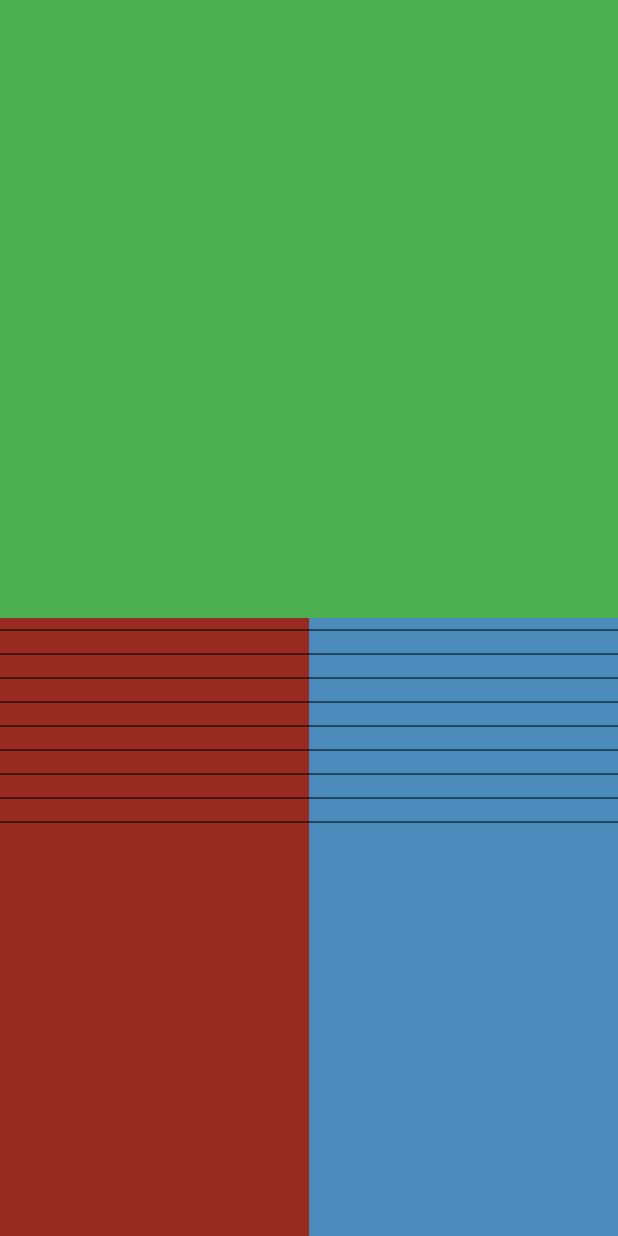
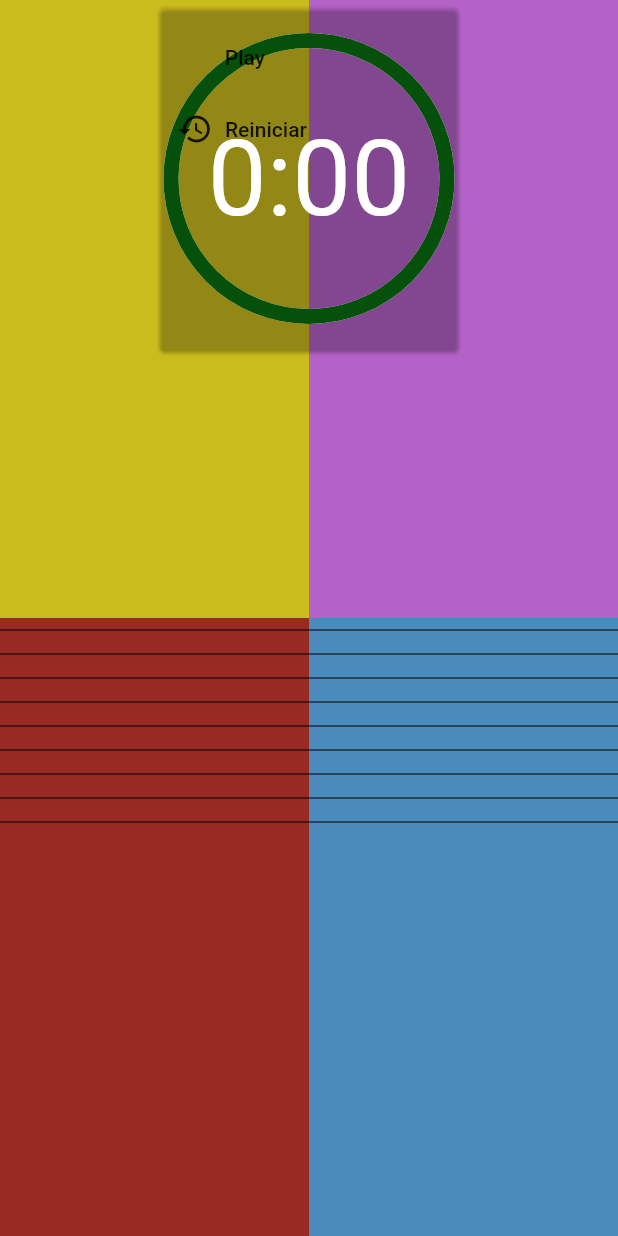
Before and after one commit to Gabriel-n0s3c/App-Dez-E-Faixa, a Flutter app: the PagePartidaPelada screen opened by its route, on a phone screen of 412 x 824 dp. Run offline on Flutter 3.47's test engine with Material 2 defaults, Android fonts, the phone set to English and light mode, and no system bars; our stand-ins replace flutter_mobx, google_fonts, mobx, sqflite; accounts and stored records are empty; generated files the repository leaves out were written again.

Commit message:
Fui Dormir
cansei

```diff
--- a/app_dez_e_faixa/lib/app/pages/nova_pelada/page_partida_pelada.dart
+++ b/app_dez_e_faixa/lib/app/pages/nova_pelada/page_partida_pelada.dart
@@ -1,5 +1,6 @@
 import 'package:app_dez_e_faixa/app/pages/nova_pelada/controller/controller_listar_times_pelada.dart';
 import 'package:app_dez_e_faixa/app/pages/nova_pelada/controller/controller_partida_pelada.dart';
+import 'package:app_dez_e_faixa/app/pages/nova_pelada/widget/widget_countdown_pelada.dart';
 import 'package:flutter/material.dart';
 
 class PagePartidaPelada extends StatefulWidget {
@@ -14,13 +15,37 @@ class _PagePartidaPeladaState extends State<PagePartidaPelada> {
       controllerListarTimesPelada: ModalRoute.of(context).settings.arguments,
     );
 
-    return Container(
+    return SafeArea(
+      child: Container(
         child: Column(
+          crossAxisAlignment: CrossAxisAlignment.stretch,
           children: [
             Expanded(
               flex: 1,
               child: Container(
                 color: Colors.green,
+                child: Stack(
+                  children: [
+                    Row(
+                      children: [
+                        Expanded(
+                          child: Container(
+                            color: Colors.amber.withOpacity(0.7),
+                          ),
+                        ),
+                        Expanded(
+                          child: Container(
+                            color: Colors.purpleAccent.withOpacity(0.7),
+                          ),
+                        ),
+                      ],
+                    ),
+                    Align(
+                      alignment: Alignment.topCenter,
+                      child: WidgetCountDownPelada(),
+                    ),
+                  ],
+                ),
               ),
             ),
             Expanded(
@@ -63,6 +88,7 @@ class _PagePartidaPeladaState extends State<PagePartidaPelada> {
             ),
           ],
         ),
+      ),
     );
   }
 }
--- /dev/null
+++ b/app_dez_e_faixa/lib/app/pages/nova_pelada/widget/widget_countdown_pelada.dart
@@ -0,0 +1,149 @@
+import 'dart:math' as math;
+
+import 'package:flutter/material.dart';
+
+class WidgetCountDownPelada extends StatefulWidget {
+  @override
+  _WidgetCountDownPeladaState createState() => _WidgetCountDownPeladaState();
+}
+
+class _WidgetCountDownPeladaState extends State<WidgetCountDownPelada>
+    with TickerProviderStateMixin {
+  AnimationController controller;
+
+  String get timerString {
+    Duration duration = controller.duration * controller.value;
+    return '${duration.inMinutes}:${(duration.inSeconds % 60).toString().padLeft(2, '0')}';
+  }
+
+  @override
+  void initState() {
+    super.initState();
+    controller = AnimationController(
+      vsync: this,
+      duration: Duration(seconds: 5),
+    );
+  }
+
+  @override
+  Widget build(BuildContext context) {
+    ThemeData themeData = Theme.of(context);
+    return Card(
+      color: Colors.transparent,
+      shadowColor: Colors.black,
+      child: SizedBox(
+        height: 230,
+        width: 200,
+        child: AnimatedBuilder(
+            animation: controller,
+            builder: (context, child) {
+              return Stack(
+                children: <Widget>[
+                  Padding(
+                    padding: EdgeInsets.all(8.0),
+                    child: Column(
+                      mainAxisAlignment: MainAxisAlignment.spaceEvenly,
+                      children: <Widget>[
+                        Expanded(
+                          child: Align(
+                            alignment: Alignment.center,
+                            child: AspectRatio(
+                              aspectRatio: 1.0,
+                              child: Stack(
+                                children: <Widget>[
+                                  Positioned.fill(
+                                    child: CustomPaint(
+                                        painter: CustomTimerPainter(
+                                      animation: controller,
+                                      backgroundColor: Colors.white,
+                                      color: themeData.indicatorColor,
+                                    )),
+                                  ),
+                                  Align(
+                                    alignment: Alignment.center,
+                                    child: Text(
+                                      timerString,
+                                      style: TextStyle(
+                                          fontSize: 70.0, color: Colors.white),
+                                    ),
+                                  ),
+                                ],
+                              ),
+                            ),
+                          ),
+                        ),
+                      ],
+                    ),
+                  ),
+                  Padding(
+                    padding: EdgeInsets.only(top: 10),
+                    child: Column(
+                      children: [
+                        FlatButton(
+                          child:
+                              Text(controller.isAnimating ? "Pause" : "Play"),
+                          onPressed: () {
+                            if (controller.isAnimating)
+                              controller.stop();
+                            else {
+                              controller.reverse(
+                                  from: controller.value == 0.0
+                                      ? 1.0
+                                      : controller.value);
+                            }
+                          },
+                          /* icon: Icon(controller.isAnimating
+                                            ? Icons.pause
+                                            : Icons.play_arrow),
+                                        label: Text(
+                                            controller.isAnimating ? "Pause" : "Play") */
+                        ),
+                        controller.isAnimating
+                            ? Container()
+                            : FlatButton.icon(
+                                onPressed: () {},
+                                icon: Icon(Icons.restore),
+                                label: Text("Reiniciar"),
+                              )
+                      ],
+                    ),
+                  ),
+                ],
+              );
+            }),
+      ),
+    );
+  }
+}
+
+class CustomTimerPainter extends CustomPainter {
+  CustomTimerPainter({
+    this.animation,
+    this.backgroundColor,
+    this.color,
+  }) : super(repaint: animation);
+
+  final Animation<double> animation;
+  final Color backgroundColor, color;
+
+  @override
+  void paint(Canvas canvas, Size size) {
+    Paint paint = Paint()
+      ..color = backgroundColor
+      ..strokeWidth = 10.0
+      ..strokeCap = StrokeCap.butt
+      ..style = PaintingStyle.stroke;
+
+    canvas.drawCircle(size.center(Offset.zero), size.width / 2.0, paint);
+    paint.color = color;
+    double progress = (1.0 - animation.value) * 2 * math.pi;
+    canvas.drawArc(Offset.zero & size, math.pi * 1.5, -progress, false, paint);
+  }
+
+  @override
+  bool shouldRepaint(CustomTimerPainter old) {
+    return animation.value != old.animation.value ||
+        color != old.color ||
+        backgroundColor != old.backgroundColor;
+  }
+}
--- a/app_dez_e_faixa/lib/app/pages/partida_rapida/widget/widget_countdown_partida_rapida.dart
+++ b/app_dez_e_faixa/lib/app/pages/partida_rapida/widget/widget_countdown_partida_rapida.dart
@@ -311,8 +311,7 @@ class _CountDownTimerState extends State<CountDownTimer>
   @override
   Widget build(BuildContext context) {
     ThemeData themeData = Theme.of(context);
-    return Container(
-      child: AnimatedBuilder(
+    return AnimatedBuilder(
         animation: controller,
         builder: (context, child) {
           return Stack(
@@ -321,8 +320,7 @@ class _CountDownTimerState extends State<CountDownTimer>
                 alignment: Alignment.bottomCenter,
                 child: Container(
                   color: Colors.transparent,
-                    height:
-                        controller.value * MediaQuery.of(context).size.height,
+                  height: controller.value * MediaQuery.of(context).size.height,
                 ),
               ),
               Padding(
@@ -350,20 +348,17 @@ class _CountDownTimerState extends State<CountDownTimer>
                                 child: Column(
                                   mainAxisAlignment:
                                       MainAxisAlignment.spaceEvenly,
-                                    crossAxisAlignment:
-                                        CrossAxisAlignment.center,
+                                  crossAxisAlignment: CrossAxisAlignment.center,
                                   children: <Widget>[
                                     Text(
                                       "Tempo",
                                       style: TextStyle(
-                                            fontSize: 20.0,
-                                            color: Colors.white),
+                                          fontSize: 20.0, color: Colors.white),
                                     ),
                                     Text(
                                       timerString,
                                       style: TextStyle(
-                                            fontSize: 112.0,
-                                            color: Colors.white),
+                                          fontSize: 112.0, color: Colors.white),
                                     ),
                                   ],
                                 ),
@@ -385,12 +380,10 @@ class _CountDownTimerState extends State<CountDownTimer>
                                     children: [
                                         Expanded(
                                           flex: 3,
-                                            child:
-                                                FloatingActionButton.extended(
+                                          child: FloatingActionButton.extended(
                                               heroTag: 2,
                                               onPressed: () {
-                                                      if (controller
-                                                          .isAnimating) {
+                                                if (controller.isAnimating) {
                                                   controller.stop();
                                                   animando(false);
                                                 }
@@ -405,21 +398,17 @@ class _CountDownTimerState extends State<CountDownTimer>
                                     children: [
                                         Expanded(
                                           flex: 1,
-                                            child:
-                                                FloatingActionButton.extended(
+                                          child: FloatingActionButton.extended(
                                               heroTag: 3,
                                               onPressed: () {
                                                 animando(true);
                                                 controller.reverse(
-                                                          from: controller
-                                                                      .value ==
-                                                                  0.0
+                                                    from:
+                                                        controller.value == 0.0
                                                             ? 1.0
-                                                              : controller
-                                                                  .value);
+                                                            : controller.value);
                                               },
-                                                    icon:
-                                                        Icon(Icons.play_arrow),
+                                              icon: Icon(Icons.play_arrow),
                                               label: Text("Jogar")),
                                         ),
                                         Padding(
@@ -428,8 +417,7 @@ class _CountDownTimerState extends State<CountDownTimer>
                                         ),
                                         Expanded(
                                           flex: 1,
-                                            child:
-                                                FloatingActionButton.extended(
+                                          child: FloatingActionButton.extended(
                                               heroTag: 4,
                                               onPressed: () {
                                                 controller.reset();
@@ -446,8 +434,7 @@ class _CountDownTimerState extends State<CountDownTimer>
               ),
             ],
           );
-          }),
-    );
+        });
   }
 
   animando(bool animando) {
```
Lines whose indentation alone changed are shown as unchanged.
